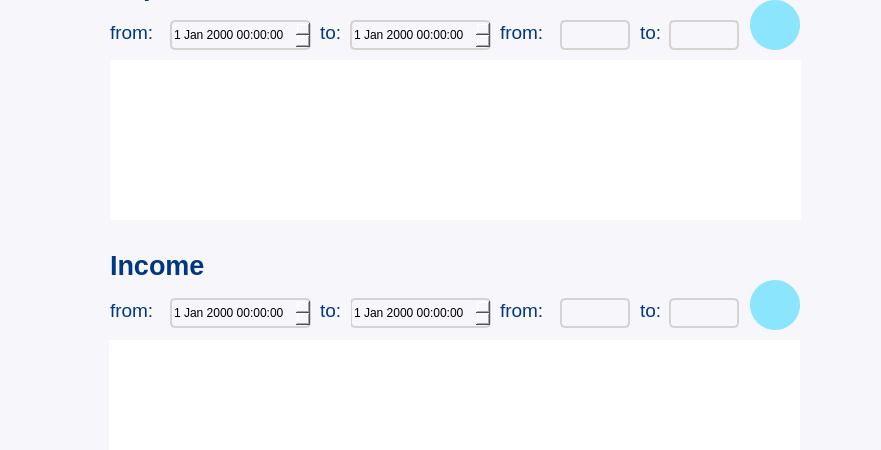
The window that accountsDetail.ui (mintpancake/ikyc) describes before a commit, drawn with Qt 5; both pictures show x 0 to 881 and y 180 to 630 of the 1200 by 800 pixel window.
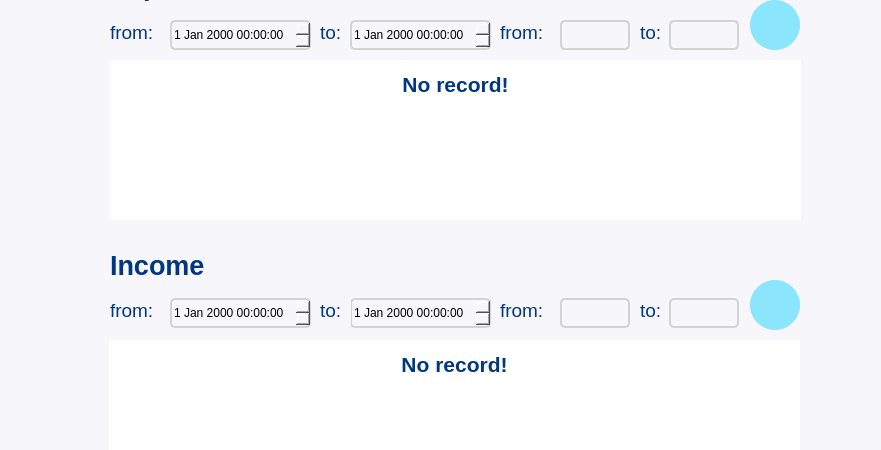
The same window after the commit. Icons and pictures are not drawn.

Commit message: update account detail

Patch:
```diff
--- a/accountsDetail.ui
+++ b/accountsDetail.ui
@@ -1130,6 +1130,56 @@
      <string>Refresh</string>
     </property>
    </widget>
+   <widget class="QLabel" name="hintLabel">
+    <property name="geometry">
+     <rect>
+      <x>110</x>
+      <y>240</y>
+      <width>691</width>
+      <height>50</height>
+     </rect>
+    </property>
+    <property name="font">
+     <font>
+      <family>Yu Gothic UI</family>
+      <pointsize>16</pointsize>
+     </font>
+    </property>
+    <property name="styleSheet">
+     <string notr="true">background:white</string>
+    </property>
+    <property name="text">
+     <string>&lt;html&gt;&lt;head/&gt;&lt;body&gt;&lt;p&gt;&lt;span style=&quot; font-weight:600; color:#003780;&quot;&gt;No     record!&lt;/span&gt;&lt;/p&gt;&lt;/body&gt;&lt;/html&gt;</string>
+    </property>
+    <property name="alignment">
+     <set>Qt::AlignCenter</set>
+    </property>
+   </widget>
+   <widget class="QLabel" name="hintLabel_2">
+    <property name="geometry">
+     <rect>
+      <x>109</x>
+      <y>520</y>
+      <width>691</width>
+      <height>50</height>
+     </rect>
+    </property>
+    <property name="font">
+     <font>
+      <family>Yu Gothic UI</family>
+      <pointsize>16</pointsize>
+     </font>
+    </property>
+    <property name="styleSheet">
+     <string notr="true">background:white</string>
+    </property>
+    <property name="text">
+     <string>&lt;html&gt;&lt;head/&gt;&lt;body&gt;&lt;p&gt;&lt;span style=&quot; font-weight:600; color:#003780;&quot;&gt;No     record!&lt;/span&gt;&lt;/p&gt;&lt;/body&gt;&lt;/html&gt;</string>
+    </property>
+    <property name="alignment">
+     <set>Qt::AlignCenter</set>
+    </property>
+   </widget>
    <zorder>logoLabel</zorder>
    <zorder>TimeLabel_8</zorder>
    <zorder>TimeLabel_7</zorder>
@@ -1161,6 +1211,8 @@
    <zorder>fromAmount</zorder>
    <zorder>fromDate_2</zorder>
    <zorder>refreshButton</zorder>
+   <zorder>hintLabel</zorder>
+   <zorder>hintLabel_2</zorder>
   </widget>
  </widget>
  <resources/>
```
The commit also changes 2 other files.
